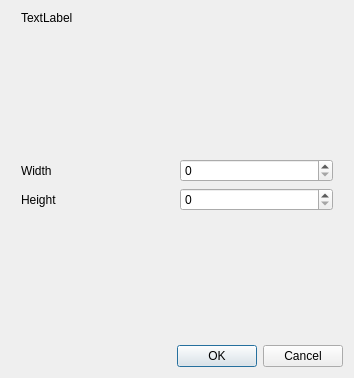
This is createcrossworddlg.ui in togu2503/GenCross as Qt 5 draws it before an edit. The edited form follows.
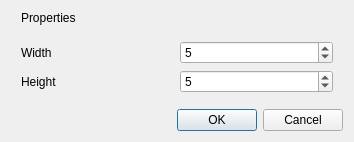
This is the edited form.

What changed in the file:
```diff
--- a/createcrossworddlg.ui
+++ b/createcrossworddlg.ui
@@ -7,7 +7,7 @@
     <x>0</x>
     <y>0</y>
     <width>354</width>
-    <height>378</height>
+    <height>142</height>
    </rect>
   </property>
   <property name="windowTitle">
@@ -52,10 +52,18 @@
         </widget>
        </item>
        <item row="2" column="1">
-        <widget class="QSpinBox" name="WidthSpinBox"/>
+        <widget class="QSpinBox" name="WidthSpinBox">
+         <property name="value">
+          <number>5</number>
+         </property>
+        </widget>
        </item>
        <item row="7" column="1">
-        <widget class="QSpinBox" name="HeightSpinBox"/>
+        <widget class="QSpinBox" name="HeightSpinBox">
+         <property name="value">
+          <number>5</number>
+         </property>
+        </widget>
        </item>
        <item row="1" column="0">
         <spacer name="verticalSpacer">
@@ -96,7 +104,7 @@
        <item row="0" column="0" colspan="2">
         <widget class="QLabel" name="label_3">
          <property name="text">
-          <string>TextLabel</string>
+          <string>Properties</string>
          </property>
         </widget>
        </item>
```
